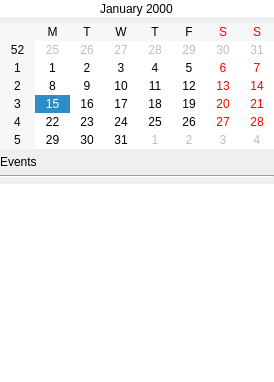
Above: widgets/calendar/calendar.ui from Risca/magicmirror before the change. Below: the same form after it.
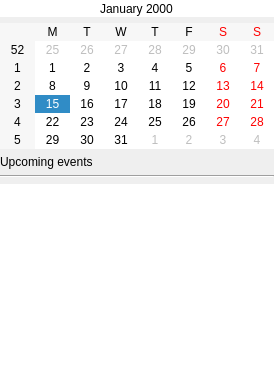
That is the form after the change. Custom widgets are drawn as their Qt base class.

Diff of the .ui file:
```diff
--- a/widgets/calendar/calendar.ui
+++ b/widgets/calendar/calendar.ui
@@ -73,7 +73,7 @@
    <item>
     <widget class="QLabel" name="eventLabel">
      <property name="text">
-      <string>Events</string>
+      <string>Upcoming events</string>
      </property>
     </widget>
    </item>
```
